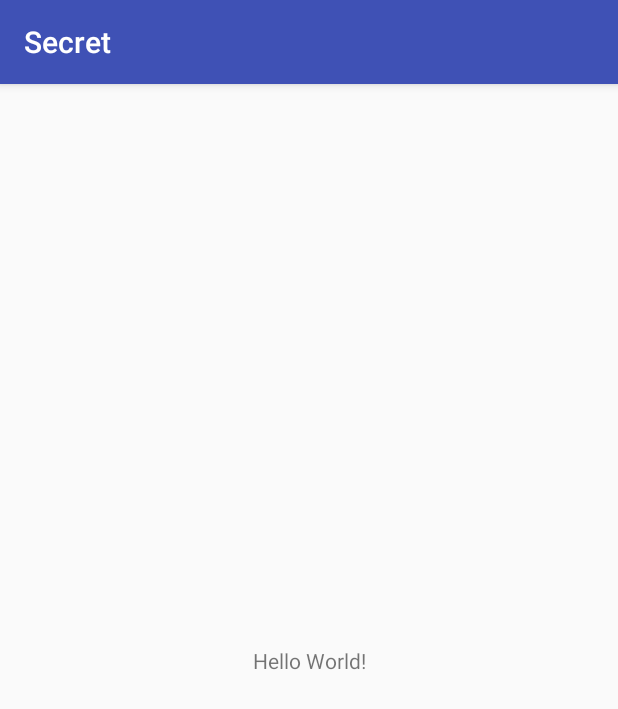
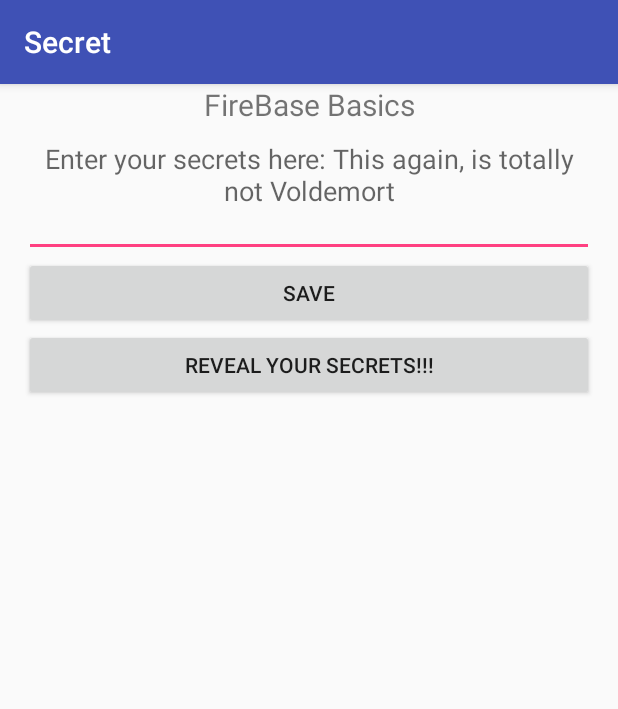
Before and after one commit to rmlock/InClassAssignment07RachelL, an Android app: the screen it shows after launch (MainActivity), on a phone screen of 412 x 824 dp. Shown: the top 709 px of the screen. Run offline under Robolectric (Android 15) with nearby library versions, the phone set to English and light mode, and no system bars.

Commit message:
FrontEnd of Main activity done

```diff
--- a/app/src/main/res/layout/activity_main.xml
+++ b/app/src/main/res/layout/activity_main.xml
@@ -1,18 +1,40 @@
 <?xml version="1.0" encoding="utf-8"?>
-<android.support.constraint.ConstraintLayout xmlns:android="http://schemas.android.com/apk/res/android"
-    xmlns:tools="http://schemas.android.com/tools"
-    xmlns:app="http://schemas.android.com/apk/res-auto"
+<LinearLayout xmlns:android="http://schemas.android.com/apk/res/android"
     android:layout_width="match_parent"
     android:layout_height="match_parent"
-    tools:context="com.example.android.secret.MainActivity">
+    android:paddingLeft="16dp"
+    android:paddingRight="16dp"
+    android:orientation="vertical">
 
     <TextView
-        android:layout_width="wrap_content"
+        android:layout_width="match_parent"
         android:layout_height="wrap_content"
-        android:text="Hello World!"
-        app:layout_constraintBottom_toBottomOf="parent"
-        app:layout_constraintLeft_toLeftOf="parent"
-        app:layout_constraintRight_toRightOf="parent"
-        app:layout_constraintTop_toTopOf="parent" />
+        android:text="FireBase Basics"
+        android:textAlignment="center"
+        android:textSize="20sp" />
 
-</android.support.constraint.ConstraintLayout>
+    <EditText
+        android:id="@+id/secretEntered"
+        android:layout_width="match_parent"
+        android:layout_height="wrap_content"
+        android:hint="Enter your secrets here: This again, is totally not Voldemort"
+        android:textAlignment="center"
+        android:inputType="textMultiLine"
+        android:lines="3"
+        android:gravity="top" />
+
+    <Button
+        android:layout_width="match_parent"
+        android:layout_height="wrap_content"
+        android:text="save"
+        android:textAllCaps="true"
+        android:onClick="saveSecret" />
+
+    <Button
+        android:layout_width="match_parent"
+        android:layout_height="wrap_content"
+        android:text="Reveal your secrets!!!"
+        android:onClick="revealSecret"
+
+        />
+</LinearLayout>
```
